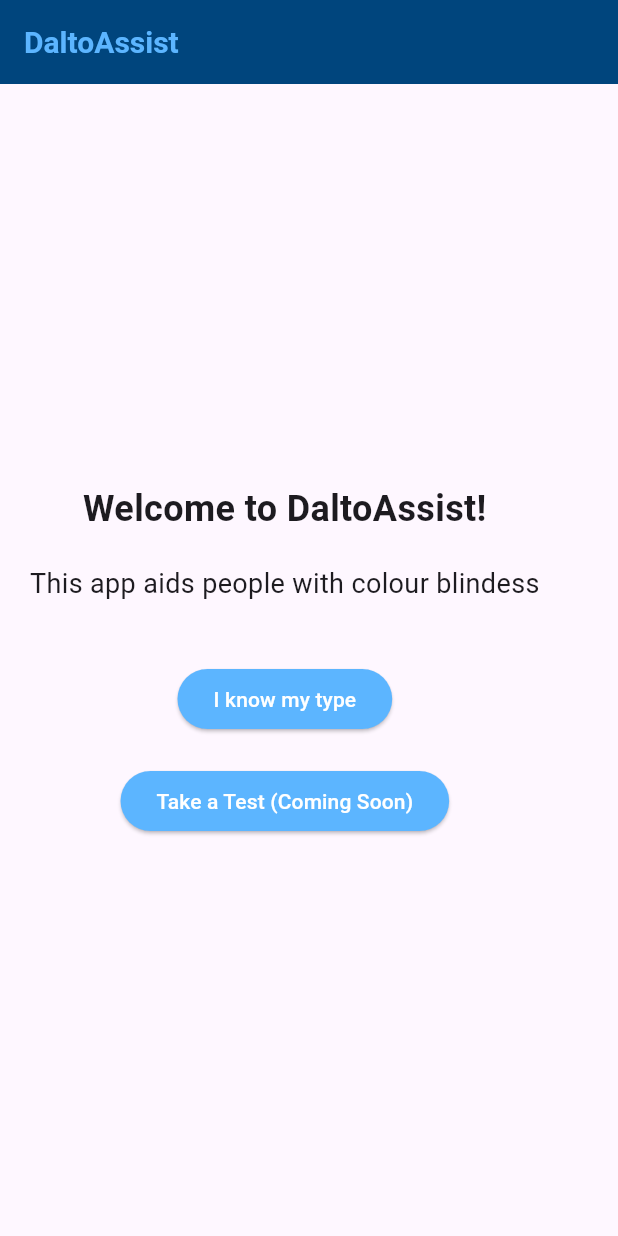
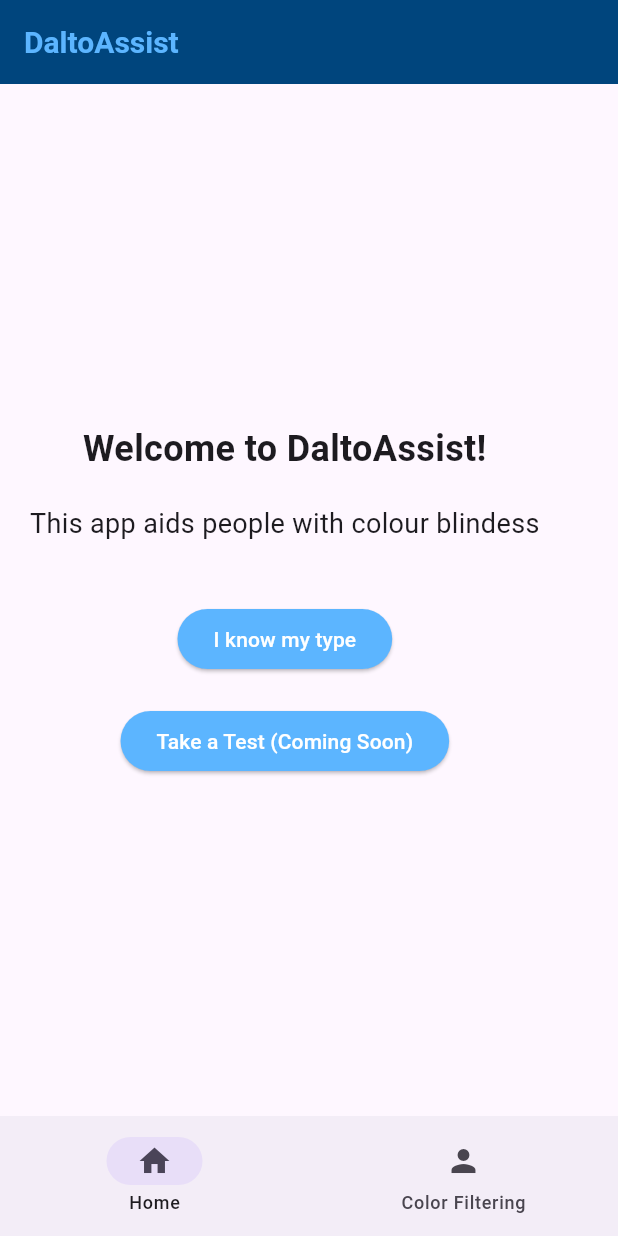
Before and after one commit to BJ-2010/daltoassist-app, a Flutter app: the screen it shows after launch, on a phone screen of 412 x 824 dp. Run offline on Flutter 3.47's test engine with Material 3 defaults, Android fonts, the phone set to English and light mode, and no system bars; missing offline and left inert: flutter_image_filters.

Commit message:
created a nav bar

```diff
--- a/analysis_options.yaml
+++ b/analysis_options.yaml
@@ -7,6 +7,9 @@
 
 # The following line activates a set of recommended lints for Flutter apps,
 # packages, and plugins designed to encourage good coding practices.
+analyzer:
+  errors:
+    unused_import: ignore
 include: package:flutter_lints/flutter.yaml
 
 linter:
--- a/lib/main.dart
+++ b/lib/main.dart
@@ -1,4 +1,5 @@
 import 'package:flutter/material.dart';
+import 'package:flutter_image_filters/flutter_image_filters.dart';
 
 String colorBlindnessType = "";
 
@@ -42,6 +43,7 @@ class ColorBlindFilterApp extends StatelessWidget {
 // INFO PAGE!!!! - STARTING
 class InfoPage extends StatelessWidget {
   const InfoPage({super.key});
+  int currentPage = 0;
 
   @override
   Widget build(BuildContext context) {
@@ -49,6 +51,20 @@ class InfoPage extends StatelessWidget {
       appBar: AppBar(
         title: Text('DaltoAssist'),
       ),
+
+      bottomNavigationBar: NavigationBar(
+        destinations: const [
+          NavigationDestination(icon: Icon(Icons.home), label: 'Home'),
+          NavigationDestination(icon: Icon(Icons.person), label: 'Color Filtering'),
+        ],
+        onDestinationSelected: (int index){
+          setState(() {
+            currentPage = index;
+          });
+        },
+        selectedIndex: currentPage, // cannot be index, should be var; SELECTS BUTTON
+      ),
+
       body: Padding(
         padding: const EdgeInsets.all(20.0),
         child: Column(
@@ -143,7 +159,7 @@ class _ColorFilterPageState extends State<ColorFilterPage> {
               child: ColorFiltered(
                 colorFilter: _selectedFilter,
                 child: Image.asset(
-                  'assets/sample_photo.jpg',
+                  'images/sample_photo.jpg',
                   fit: BoxFit.cover,
                 ),
               ),
--- a/pubspec.yaml
+++ b/pubspec.yaml
@@ -59,8 +59,8 @@ flutter:
   uses-material-design: true
 
   # To add assets to your application, add an assets section, like this:
- # assets:
-  #   - images/a_dot_ham.jpeg
+  assets:
+    - images/sample_photo.jpg
 
   # An image asset can refer to one or more resolution-specific "variants", see
   # https://flutter.dev/to/resolution-aware-images
```
Also changed, not shown: images/sample_photo.jpg (renamed from sample_photo.jpg).
